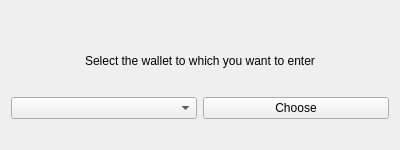
Old version of the form online_wallet/forms/mainwindow.ui in the repository bmstu-iu8-2018-project/wallet.
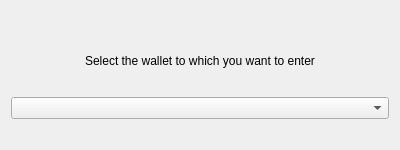
New version of the form.

The edit to the form file:
```diff
--- a/online_wallet/forms/mainwindow.ui
+++ b/online_wallet/forms/mainwindow.ui
@@ -42,13 +42,6 @@
         <item>
          <widget class="QComboBox" name="wallets"/>
         </item>
-        <item>
-         <widget class="QPushButton" name="choose">
-          <property name="text">
-           <string>Сhoose</string>
-          </property>
-         </widget>
-        </item>
        </layout>
       </item>
       <item>
```
